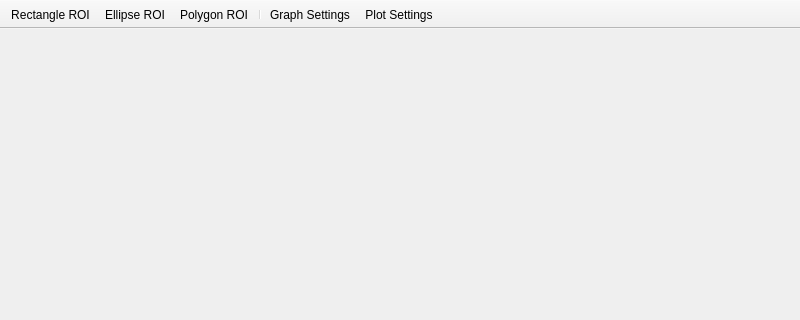
astropy/specutils, file pyfocal/ui/qt/uic/source/spectrasubwindow.ui: the form before one commit; both pictures show x 0 to 800 and y 0 to 320 of the 800 by 600 pixel window.
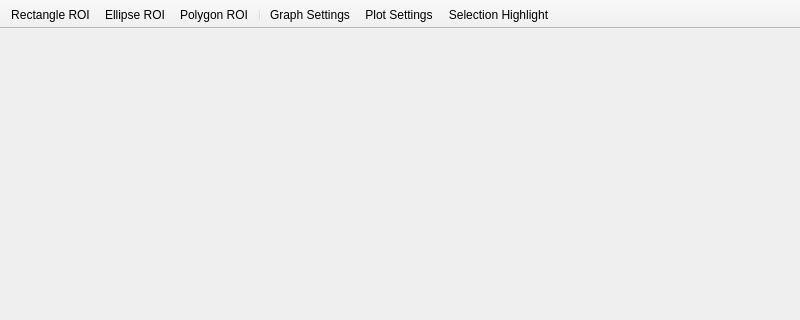
The form after the commit. Icons and pictures are not drawn.

Patch:
```diff
--- a/pyfocal/ui/qt/uic/source/spectrasubwindow.ui
+++ b/pyfocal/ui/qt/uic/source/spectrasubwindow.ui
@@ -42,6 +42,7 @@
    <addaction name="separator"/>
    <addaction name="actionGraph_Settings"/>
    <addaction name="actionPlot_Settings"/>
+   <addaction name="actionSelection_Highlight"/>
   </widget>
   <action name="actionInsert_ROI">
    <property name="icon">
@@ -113,6 +114,17 @@
     <string>Change Units</string>
    </property>
   </action>
+  <action name="actionSelection_Highlight">
+   <property name="checkable">
+    <bool>true</bool>
+   </property>
+   <property name="text">
+    <string>Selection Highlight</string>
+   </property>
+   <property name="toolTip">
+    <string>Enable highlighting of current ROI</string>
+   </property>
+  </action>
  </widget>
  <resources>
   <include location="icon_resource.qrc"/>
```
